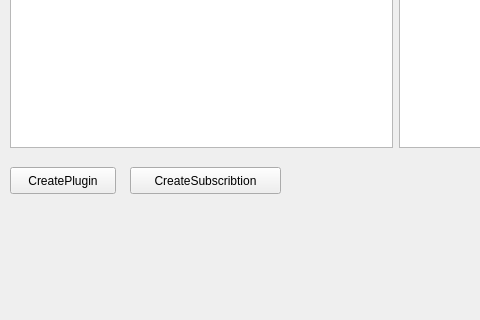
Qt form ui/gui/manager.ui (TUB-Control/PaPI) before a commit; both pictures show x 0 to 480 and y 623 to 943 of the 791 by 943 pixel window.
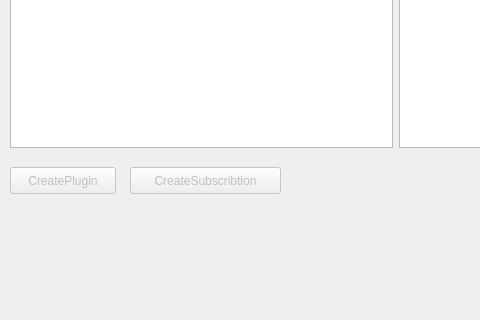
The same form after that commit.

```diff
--- a/ui/gui/manager.ui
+++ b/ui/gui/manager.ui
@@ -160,7 +160,10 @@
      </item>
     </layout>
    </widget>
-   <widget class="QPushButton" name="createButton">
+   <widget class="QPushButton" name="createplugin">
+    <property name="enabled">
+     <bool>false</bool>
+    </property>
     <property name="geometry">
      <rect>
       <x>10</x>
@@ -174,6 +177,9 @@
     </property>
    </widget>
    <widget class="QPushButton" name="createsubscribtion">
+    <property name="enabled">
+     <bool>false</bool>
+    </property>
     <property name="geometry">
      <rect>
       <x>130</x>
```
